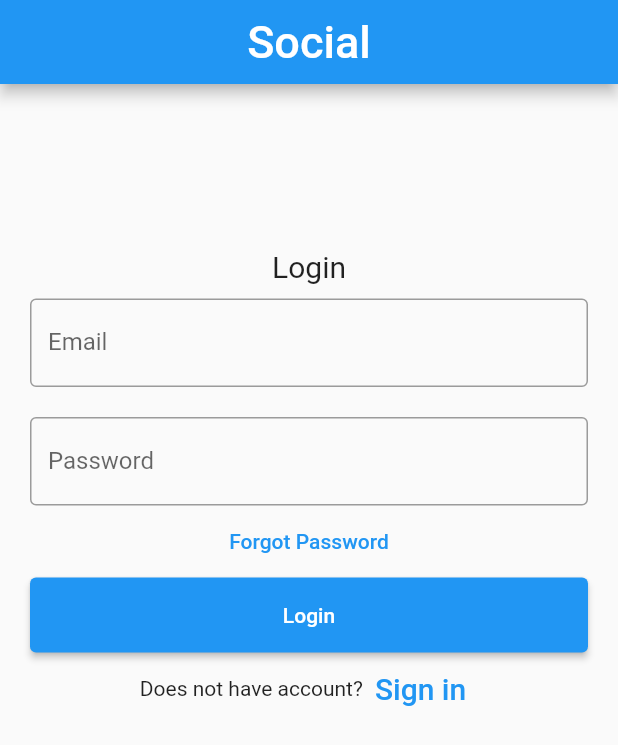
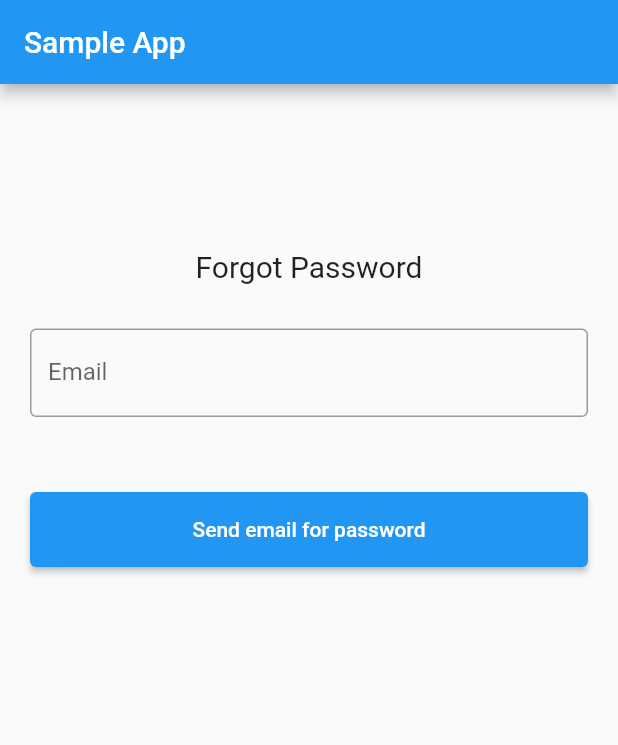
Before and after one commit to frkn2076/Social.UI, a Flutter app: the screen it shows after launch, after a tap on "Forgot Password", on a phone screen of 412 x 824 dp. Shown: the top 745 px of the screen. Run offline on Flutter 3.47's test engine with Material 2 defaults, Android fonts, the phone set to English and light mode, and no system bars.

Commit message:
design changes

```diff
--- /dev/null
+++ b/social/lib/forgot_password.dart
@@ -0,0 +1,70 @@
+import 'package:flutter/material.dart';
+import 'login.dart';
+
+class ForgotPassword extends StatelessWidget {
+  const ForgotPassword({Key? key}) : super(key: key);
+
+  static const String _title = 'Sample App';
+
+  @override
+  Widget build(BuildContext context) {
+    return MaterialApp(
+      debugShowCheckedModeBanner: false,
+      title: _title,
+      home: Scaffold(
+        appBar: AppBar(title: const Text(_title)),
+        body: const MyStatefulWidget(),
+      ),
+    );
+  }
+}
+
+class MyStatefulWidget extends StatefulWidget {
+  const MyStatefulWidget({Key? key}) : super(key: key);
+
+  @override
+  State<MyStatefulWidget> createState() => _MyStatefulWidgetState();
+}
+
+class _MyStatefulWidgetState extends State<MyStatefulWidget> {
+  TextEditingController emailController = TextEditingController();
+
+  @override
+  Widget build(BuildContext context) {
+    return Padding(
+      padding: const EdgeInsets.all(10),
+      child: ListView(
+        children: <Widget>[
+          Container(
+            alignment: Alignment.center,
+            padding: const EdgeInsets.fromLTRB(10, 100, 10, 0),
+            child: const Text(
+              'Forgot Password',
+              style: TextStyle(fontSize: 20),
+            ),
+          ),
+          Container(height: 20),
+          Container(
+            padding: const EdgeInsets.all(10),
+            child: TextField(
+              controller: emailController,
+              decoration: const InputDecoration(
+                border: OutlineInputBorder(),
+                labelText: 'Email',
+              ),
+            ),
+          ),
+          Container(height: 40),
+          Container(
+            height: 50,
+            padding: const EdgeInsets.fromLTRB(10, 0, 10, 0),
+            child: ElevatedButton(
+              child: const Text('Send email for password'),
+              onPressed: () {},
+            ),
+          ),
+        ],
+      ),
+    );
+  }
+}
--- a/social/lib/login.dart
+++ b/social/lib/login.dart
@@ -1,4 +1,5 @@
 import 'package:flutter/material.dart';
+import 'package:social/forgot_password.dart';
 import 'public_activity.dart';
 import 'register.dart';
 
@@ -13,7 +14,8 @@ class Login extends StatelessWidget {
       debugShowCheckedModeBanner: false,
       home: Scaffold(
         appBar: AppBar(
-          title: const Text(_title,
+          title: const Text(
+            _title,
             style: TextStyle(fontSize: 30),
           ),
           centerTitle: true,
@@ -47,7 +49,9 @@ class _MyStatefulWidgetState extends State<MyStatefulWidget> {
               child: const Text(
                 'Login',
                 style: TextStyle(fontSize: 20),
-                )),
+              ),
+            ),
+            Container(height: 20),
             Container(
               padding: const EdgeInsets.all(10),
               child: TextField(
@@ -71,7 +75,12 @@ class _MyStatefulWidgetState extends State<MyStatefulWidget> {
             ),
             TextButton(
               onPressed: () {
-                //forgot password screen
+                Navigator.push(
+                  context,
+                  MaterialPageRoute(
+                    builder: (context) => const ForgotPassword(),
+                  ),
+                );
               },
               child: const Text(
                 'Forgot Password',
@@ -83,7 +92,8 @@ class _MyStatefulWidgetState extends State<MyStatefulWidget> {
                 child: ElevatedButton(
                   child: const Text('Login'),
                   onPressed: () {
-                    if(emailController.text == 'test' && passwordController.text == '12345'){
+                    if (emailController.text == 'test' &&
+                        passwordController.text == '12345') {
                       Navigator.push(
                         context,
                         MaterialPageRoute(
@@ -104,8 +114,7 @@ class _MyStatefulWidgetState extends State<MyStatefulWidget> {
                   onPressed: () {
                     Navigator.push(
                       context,
-                      MaterialPageRoute(
-                          builder: (context) => const Register()),
+                      MaterialPageRoute(builder: (context) => const Register()),
                     );
                   },
                 )
```
Also changed, not shown: social/lib/register.dart (+22 -30 lines). Lines whose indentation alone changed are shown as unchanged.
